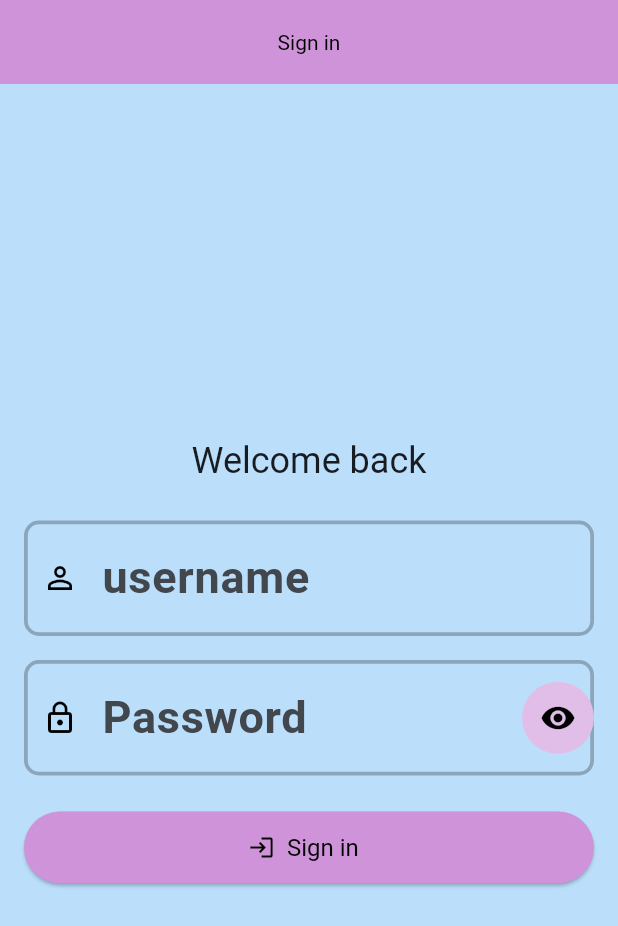
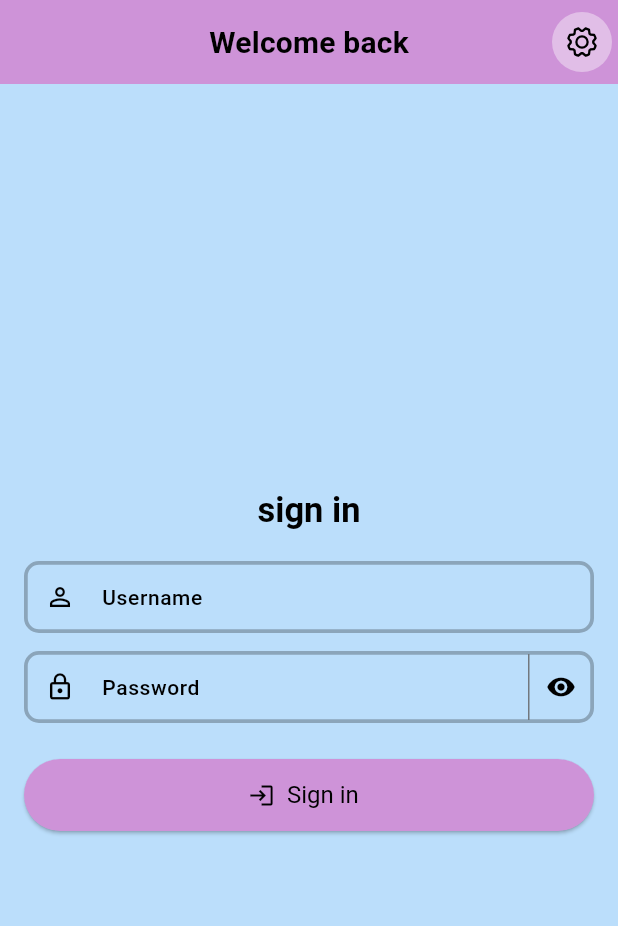
Before and after one commit to sanriodev/aandm, a Flutter app: the LoginScreen screen opened directly, on a phone screen of 412 x 824 dp. Shown: the top 926 px of the screen. Run offline on Flutter 3.47's test engine with Material 3 defaults, Android fonts, the phone set to English and light mode, and no system bars; our stand-ins replace accordion, fluttertoast, getwidget, hive, package_info_plus, phosphor_flutter and 2 more; missing offline and left inert: http_interceptor, one_clock; accounts and stored records are empty; statements that could not run were skipped.

Commit message:
feat: wip login screen

```diff
--- a/lib/screens/home/home_screen.dart
+++ b/lib/screens/home/home_screen.dart
@@ -1,7 +1,9 @@
+import 'package:aandm/backend/service/auth_backend_service.dart';
 import 'package:aandm/backend/service/backend_service.dart';
 import 'package:aandm/models/cat_facts_api_model.dart';
 import 'package:aandm/models/cat_picture_api_model.dart';
 import 'package:aandm/screens/home/main_app_screen.dart';
+import 'package:aandm/screens/login/login_screen.dart';
 import 'package:aandm/screens/notes/notes_screen.dart';
 import 'package:aandm/screens/timer/timer_screen.dart';
 import 'package:aandm/screens/to_do_list/to_do_list_screen.dart';
@@ -31,8 +33,18 @@ class _HomeScreenState extends State<HomeScreen> {
 
   @override
   void initState() {
+    final AuthBackend auth = AuthBackend();
+    if (auth.loggedInUser == null) {
+      auth.loggedInUser = null;
+      _logout();
+      return;
+    }
     getCatData();
     super.initState();
+  }
+
+  Future<void> _logout() async {
+    navigateToScreen(context, LoginScreen(), false);
   }
 
   Future<void> getCatData() async {
--- a/lib/screens/home/main_app_screen.dart
+++ b/lib/screens/home/main_app_screen.dart
@@ -1,9 +1,6 @@
-import 'package:aandm/backend/service/auth_backend_service.dart';
 import 'package:aandm/backend/service/backend_service.dart';
 import 'package:aandm/screens/home/home_screen.dart';
-import 'package:aandm/screens/login/login_screen.dart';
 import 'package:aandm/ui/theme.dart';
-import 'package:aandm/util/helpers.dart';
 import 'package:flutter/material.dart';
 import 'package:hive/hive.dart';
 import 'package:provider/provider.dart';
@@ -52,15 +49,6 @@ class _MainAppScreenState extends State<MainAppScreen> {
   void initState() {
     super.initState();
     currentTheme = _getThemeMode();
-    final AuthBackend auth = AuthBackend();
-    if (auth.loggedInUser != null) {
-      auth.loggedInUser = null;
-      _logout();
-    }
-  }
-
-  Future<void> _logout() async {
-    navigateToScreen(context, LoginScreen(), false);
   }
 
   @override
--- a/lib/screens/login/login_screen.dart
+++ b/lib/screens/login/login_screen.dart
@@ -1,5 +1,7 @@
 import 'dart:async';
+import 'package:aandm/widgets/app_drawer_widget.dart';
 import 'package:flutter/material.dart';
+import 'package:phosphor_flutter/phosphor_flutter.dart';
 
 class LoginScreen extends StatefulWidget {
   const LoginScreen({
@@ -9,7 +11,6 @@ class LoginScreen extends StatefulWidget {
 
   static const routeName = '/login';
 
-  /// Optional callback to handle login. If null, a TODO is left for integration.
   final void Function(String username, String password)? onLogin;
 
   @override
@@ -24,6 +25,8 @@ class _LoginScreenState extends State<LoginScreen> {
 
   final _usernameFocus = FocusNode();
   final _passwordFocus = FocusNode();
+
+  final _scaffoldKey = GlobalKey<ScaffoldState>();
 
   bool _obscure = true;
   bool _submitting = false;
@@ -51,7 +54,6 @@ class _LoginScreenState extends State<LoginScreen> {
           _passwordCtrl.text,
         );
       } else {
-        // TODO: Integrate with your auth flow.
         await Future<void>.delayed(const Duration(milliseconds: 600));
         if (!mounted) return;
         ScaffoldMessenger.of(context).showSnackBar(
@@ -73,10 +75,25 @@ class _LoginScreenState extends State<LoginScreen> {
     final theme = Theme.of(context);
 
     return Scaffold(
+      key: _scaffoldKey,
       appBar: AppBar(
-        title: const Text('Sign in'),
+        title: Text(
+          'Welcome back',
+          style: Theme.of(context).primaryTextTheme.titleMedium,
+        ),
+        actions: [
+          IconButton(
+            color: Theme.of(context).primaryIconTheme.color,
+            icon: const PhosphorIcon(
+              PhosphorIconsRegular.gear,
+              semanticLabel: 'Einstellungen',
+            ),
+            onPressed: () => _scaffoldKey.currentState?.openEndDrawer(),
+          ),
+        ],
         centerTitle: true,
       ),
+      endDrawer: AppDrawer(),
       body: SafeArea(
         child: Center(
           child: ConstrainedBox(
@@ -91,31 +108,45 @@ class _LoginScreenState extends State<LoginScreen> {
                     mainAxisSize: MainAxisSize.min,
                     children: [
                       Text(
-                        'Welcome back',
-                        style: theme.textTheme.headlineSmall,
+                        'sign in',
+                        style: theme.primaryTextTheme.titleLarge?.copyWith(
+                              fontWeight: FontWeight.w700,
+                            ) ??
+                            theme.textTheme.headlineSmall?.copyWith(
+                              fontWeight: FontWeight.w700,
+                            ),
                         textAlign: TextAlign.center,
                       ),
-                      const SizedBox(height: 24),
+                      const SizedBox(height: 20),
                       TextFormField(
                         controller: _usernameCtrl,
                         focusNode: _usernameFocus,
                         textInputAction: TextInputAction.next,
                         keyboardType: TextInputType.emailAddress,
+                        style: theme.primaryTextTheme.bodySmall,
                         autofillHints: const [
                           AutofillHints.username,
                           AutofillHints.email
                         ],
-                        decoration: const InputDecoration(
-                          labelText: 'username',
-                          hintText: 'funkytown123',
-                          prefixIcon: Icon(Icons.person_outline),
+                        decoration: InputDecoration(
+                          labelText: 'Username',
+                          hintText: 'your username',
+                          labelStyle: theme.primaryTextTheme.bodySmall,
+                          hintStyle: theme.primaryTextTheme.bodySmall,
+                          prefixIcon:
+                              const Icon(Icons.person_outline, size: 20),
+                          isDense: true,
+                          contentPadding: const EdgeInsets.symmetric(
+                            horizontal: 12,
+                            vertical: 8,
+                          ),
                         ),
                         validator: (v) => (v == null || v.trim().isEmpty)
                             ? 'Please enter your username'
                             : null,
                         onFieldSubmitted: (_) => _passwordFocus.requestFocus(),
                       ),
-                      const SizedBox(height: 16),
+                      const SizedBox(height: 12),
                       TextFormField(
                         controller: _passwordCtrl,
                         focusNode: _passwordFocus,
@@ -124,17 +155,55 @@ class _LoginScreenState extends State<LoginScreen> {
                         obscureText: _obscure,
                         enableSuggestions: false,
                         autocorrect: false,
+                        style: theme.primaryTextTheme.bodySmall,
                         decoration: InputDecoration(
                           labelText: 'Password',
-                          prefixIcon: const Icon(Icons.lock_outline),
-                          suffixIcon: IconButton(
+                          hintText: 'your password',
+                          labelStyle: theme.primaryTextTheme.bodySmall,
+                          hintStyle: theme.primaryTextTheme.bodySmall,
+                          prefixIcon: const Icon(Icons.lock_outline, size: 20),
+                          isDense: true,
+                          contentPadding: const EdgeInsets.symmetric(
+                            horizontal: 12,
+                            vertical: 8,
+                          ),
+                          suffixIconConstraints:
+                              const BoxConstraints(minWidth: 44, minHeight: 44),
+                          suffixIcon: DecoratedBox(
+                            decoration: BoxDecoration(
+                              color: Colors.transparent,
+                              border: Border(
+                                left: BorderSide(
+                                  color:
+                                      theme.dividerColor.withValues(alpha: 1),
+                                ),
+                              ),
+                              borderRadius: const BorderRadius.only(
+                                topRight: Radius.circular(8),
+                                bottomRight: Radius.circular(8),
+                              ),
+                            ),
+                            child: IconButton(
+                              style: ButtonStyle(
+                                  backgroundColor: WidgetStateProperty.all(
+                                      Colors.transparent)),
                               tooltip:
                                   _obscure ? 'Show password' : 'Hide password',
+                              iconSize: 20,
                               icon: Icon(_obscure
                                   ? Icons.visibility
                                   : Icons.visibility_off),
                               onPressed: () =>
                                   setState(() => _obscure = !_obscure),
+                              padding:
+                                  const EdgeInsets.symmetric(horizontal: 12),
+                              visualDensity: VisualDensity.compact,
+                              constraints: const BoxConstraints(
+                                minWidth: 44,
+                                minHeight: 44,
+                              ),
+                              splashRadius: 20,
+                            ),
                           ),
                         ),
                         validator: (v) => (v == null || v.isEmpty)
```
Lines whose indentation alone changed are shown as unchanged.
